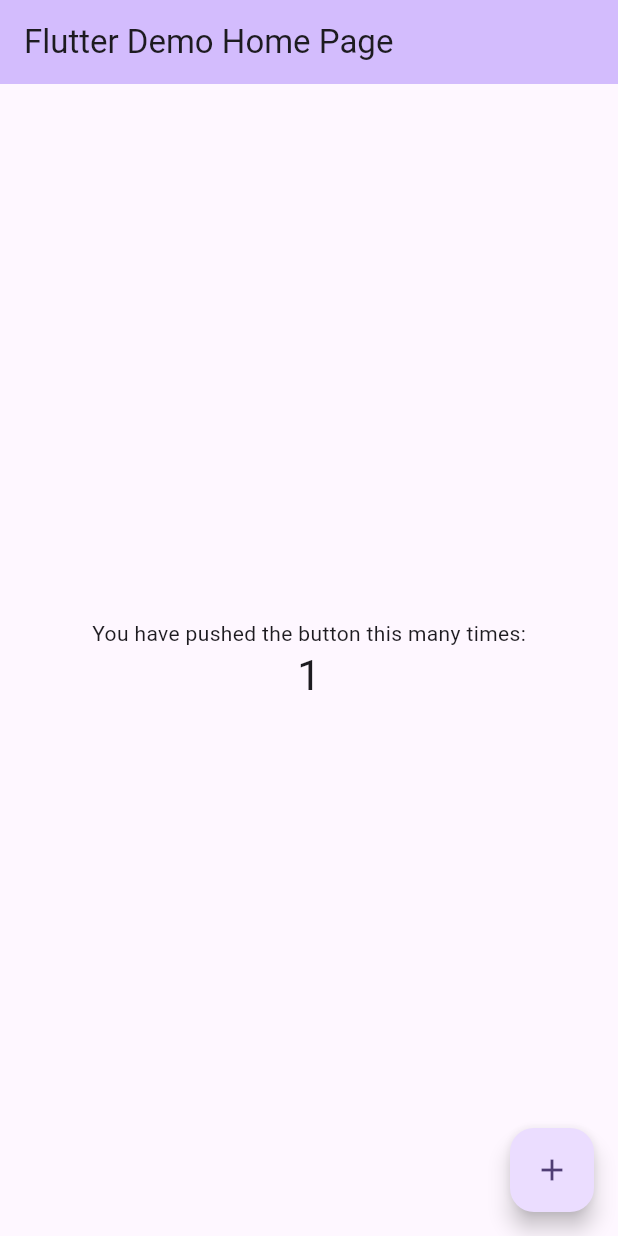
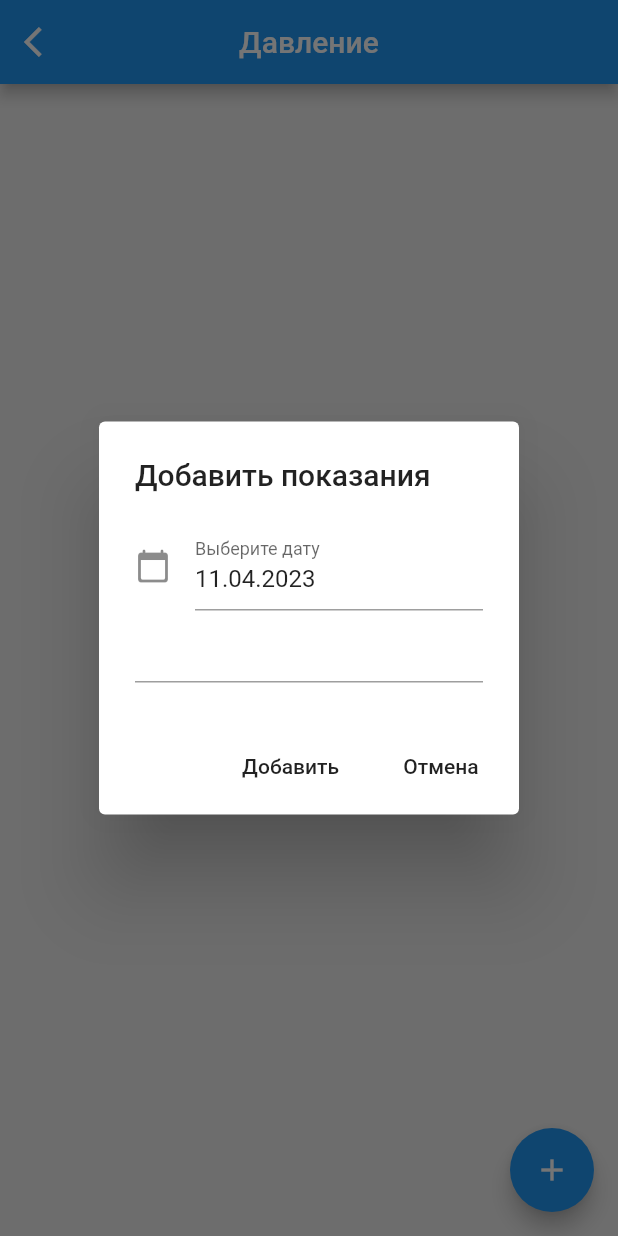
Before and after one commit to senjwizi/health-monitor, a Flutter app: the screen it shows after launch, after a tap on the "add" icon, on a phone screen of 412 x 824 dp. Run offline on Flutter 3.47's test engine with Material 2 defaults, Android fonts, the phone set to English and light mode, and no system bars; our stand-ins replace fl_chart, get, google_fonts; missing offline and left inert: dart:ffi.

Commit message:
Tension update

```diff
--- /dev/null
+++ b/lib/chart/bar.dart
@@ -0,0 +1,6 @@
+class Bar {
+  final int x;
+  final double y;
+
+  Bar({required this.x, required this.y});
+}
--- /dev/null
+++ b/lib/helper/datetime_helper.dart
@@ -0,0 +1,35 @@
+String convertDataToString(DateTime date) {
+  String year = date.year.toString();
+  String month = date.month.toString();
+  String day = date.day.toString();
+
+  if (month.length == 1) {
+    month = '0$month';
+  }
+
+  if (day.length == 1) {
+    day = '0$day';
+  }
+
+  String finalString = year + month + day;
+
+  return finalString;
+}
+
+String convertDataToStringDots(DateTime date) {
+  String year = date.year.toString();
+  String month = date.month.toString();
+  String day = date.day.toString();
+
+  if (month.length == 1) {
+    month = '0$month';
+  }
+
+  if (day.length == 1) {
+    day = '0$day';
+  }
+
+  String finalString = '$day.$month.$year';
+
+  return finalString;
+}
--- a/lib/main.dart
+++ b/lib/main.dart
@@ -1,4 +1,7 @@
 import 'package:flutter/material.dart';
+import 'package:health_monitor/data/parameter_data.dart';
+import 'package:provider/provider.dart';
+import 'package:health_monitor/pages/tension_page.dart';
 
 void main() {
   runApp(const MyApp());
@@ -9,59 +12,11 @@ class MyApp extends StatelessWidget {
 
   @override
   Widget build(BuildContext context) {
-    return MaterialApp(
-      title: 'Flutter Demo',
-      theme: ThemeData(
-        colorScheme: ColorScheme.fromSeed(seedColor: Colors.deepPurple),
-        useMaterial3: true,
-      ),
-      home: const MyHomePage(title: 'Flutter Demo Home Page'),
-    );
-  }
-}
-
-class MyHomePage extends StatefulWidget {
-  const MyHomePage({super.key, required this.title});
-  final String title;
-
-  @override
-  State<MyHomePage> createState() => _MyHomePageState();
-}
-
-class _MyHomePageState extends State<MyHomePage> {
-  int _counter = 0;
-
-  void _incrementCounter() {
-    setState(() {
-      _counter++;
-    });
-  }
-
-  @override
-  Widget build(BuildContext context) {
-    return Scaffold(
-      appBar: AppBar(
-        backgroundColor: Theme.of(context).colorScheme.inversePrimary,
-        title: Text(widget.title),
-      ),
-      body: Center(
-        child: Column(
-          mainAxisAlignment: MainAxisAlignment.center,
-          children: <Widget>[
-            const Text(
-              'You have pushed the button this many times:',
-            ),
-            Text(
-              '$_counter',
-              style: Theme.of(context).textTheme.headlineMedium,
-            ),
-          ],
-        ),
-      ),
-      floatingActionButton: FloatingActionButton(
-        onPressed: _incrementCounter,
-        tooltip: 'Increment',
-        child: const Icon(Icons.add),
+    return ChangeNotifierProvider(
+      create: (context) => ParameterData(),
+      builder: (context, child) => const MaterialApp(
+        debugShowCheckedModeBanner: false,
+        home: TensionPage(),
       ),
     );
   }
--- /dev/null
+++ b/lib/models/parameter.dart
@@ -0,0 +1,13 @@
+import 'dart:ffi';
+
+class Parameter {
+  final String name;
+  final String value;
+  final DateTime date;
+
+  Parameter({
+    required this.name,
+    required this.value,
+    required this.date,
+  });
+}
--- /dev/null
+++ b/lib/pages/tension_page.dart
@@ -0,0 +1,139 @@
+import 'package:flutter/material.dart';
+import 'package:flutter/services.dart';
+import 'package:health_monitor/chart/summary.dart';
+import 'package:health_monitor/components/tension_tile.dart';
+import 'package:health_monitor/data/parameter_data.dart';
+import 'package:health_monitor/helper/datetime_helper.dart';
+import 'package:health_monitor/models/parameter.dart';
+import 'package:provider/provider.dart';
+import 'package:intl/intl.dart';
+
+import '../helper/textdate_helper.dart';
+
+class TensionPage extends StatefulWidget {
+  const TensionPage({super.key});
+
+  @override
+  State<TensionPage> createState() => _TensionPageState();
+}
+
+class _TensionPageState extends State<TensionPage> {
+  final date = TextEditingController();
+  final value = TextEditingController();
+  String parameterName = "Давление";
+
+  void addNewParameter() {
+    showDialog(
+        context: context,
+        builder: ((context) => AlertDialog(
+              title: Text('Добавить показания'),
+              content: Column(mainAxisSize: MainAxisSize.min, children: [
+                TextField(
+                  controller: date,
+                  decoration: InputDecoration(
+                      icon: Icon(Icons.calendar_today_rounded),
+                      labelText: "Выберите дату"),
+                  keyboardType: TextInputType.number,
+                  inputFormatters: [DateTextFormatter()],
+                  onChanged: (String value) {},
+                ),
+                TextFormField(
+                  controller: value,
+                  keyboardType: TextInputType.numberWithOptions(decimal: true),
+                  inputFormatters: [
+                    FilteringTextInputFormatter.allow(RegExp('[0-9.,]+')),
+                  ],
+                ),
+              ]),
+              actions: [
+                MaterialButton(
+                  onPressed: save,
+                  child: Text('Добавить'),
+                ),
+                MaterialButton(
+                  onPressed: cancel,
+                  child: Text('Отмена'),
+                ),
+              ],
+            )));
+  }
+
+  void pickDate() {
+    showDatePicker(
+            context: context,
+            initialDate: DateTime.now(),
+            firstDate: DateTime(2000),
+            lastDate: DateTime(2030))
+        .then((value) {
+      setState(() {
+        date.text = convertDataToStringDots(value!);
+      });
+    });
+  }
+
+  void save() {
+    DateFormat format = DateFormat("dd.MM.yyyy");
+    double val = double.parse(value.text);
+    if (value.text != "" && val > 0 && val < 250) {
+      Parameter newParameter = Parameter(
+          name: parameterName,
+          value: value.text,
+          date: format.parse(date.text));
+
+      Provider.of<ParameterData>(context, listen: false)
+          .addNewParametet(newParameter);
+
+      Navigator.pop(context);
+      clearControllers();
+    }
+  }
+
+  void cancel() {
+    Navigator.pop(context);
+    clearControllers();
+  }
+
+  void clearControllers() {
+    value.clear();
+    date.text = convertDataToString(DateTime.now());
+  }
+
+  void back() {}
+
+  @override
+  Widget build(BuildContext context) {
+    date.text = convertDataToStringDots(DateTime.now());
+
+    return Consumer<ParameterData>(
+      builder: (context, value, child) => Scaffold(
+          appBar: AppBar(
+            title: Text(parameterName),
+            centerTitle: true,
+            leading: GestureDetector(
+              onTap: back,
+              child: Icon(Icons.arrow_back_ios),
+            ),
+          ),
+          backgroundColor: Colors.grey[200],
+          floatingActionButton: FloatingActionButton(
+            onPressed: addNewParameter,
+            child: Icon(Icons.add),
+          ),
+          body: ListView(
+            children: [
+              //chart
+              //Summary(startOfWeek: value.startOfWeekDay()),
+              //parameters
+              ListView.builder(
+                  shrinkWrap: true,
+                  physics: const NeverScrollableScrollPhysics(),
+                  itemCount: value.getParametersList().length,
+                  itemBuilder: (context, index) => TensionTile(
+                        date: value.getParametersList()[index].date,
+                        value: value.getParametersList()[index].value,
+                      ))
+            ],
+          )),
+    );
+  }
+}
--- a/pubspec.yaml
+++ b/pubspec.yaml
@@ -37,6 +37,10 @@ dependencies:
   cupertino_icons: ^1.0.2
   get: ^4.6.5
   http: ^0.13.5
+  provider: ^6.0.5
+  fl_chart:
+  google_fonts: ^4.0.3
+  intl:
 
 dev_dependencies:
   flutter_test:
```
Also changed, not shown: lib/chart/bar_data.dart (added, +35 -0 lines), lib/chart/chart.dart (added, +48 -0 lines), lib/chart/summary.dart (added, +27 -0 lines), lib/components/tension_tile.dart (added, +44 -0 lines), lib/data/parameter_data.dart (added, +70 -0 lines), lib/helper/textdate_helper.dart (added, +35 -0 lines), lib/themes.dart (added, +99 -0 lines), pubspec.lock, 2 other files.
